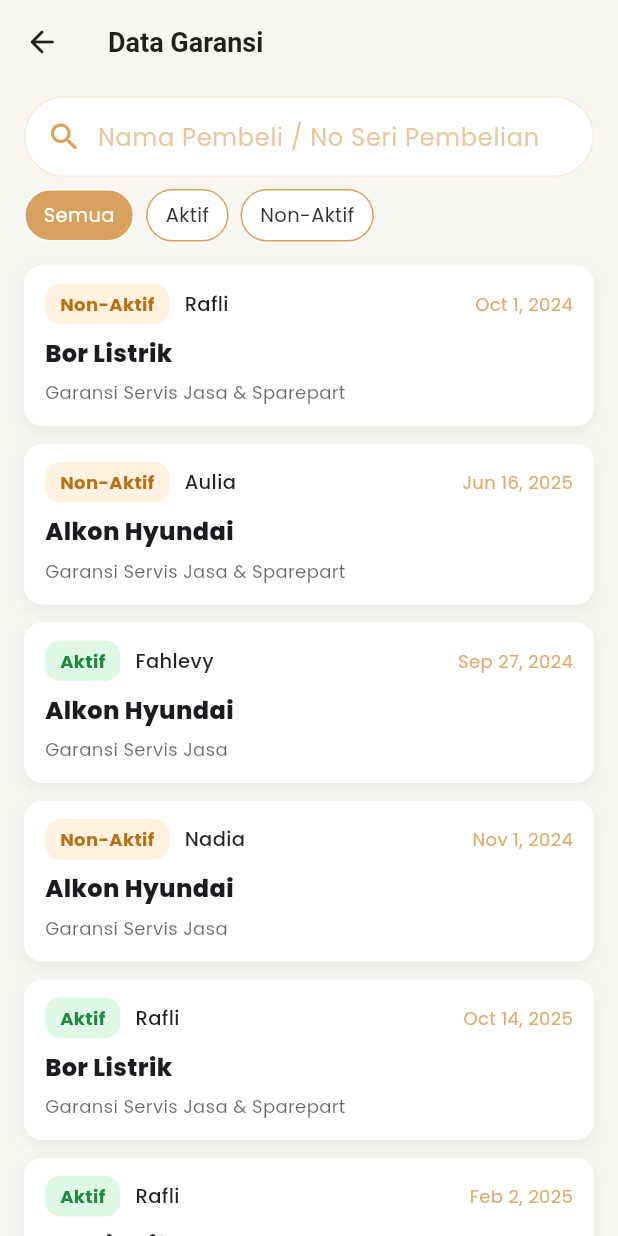
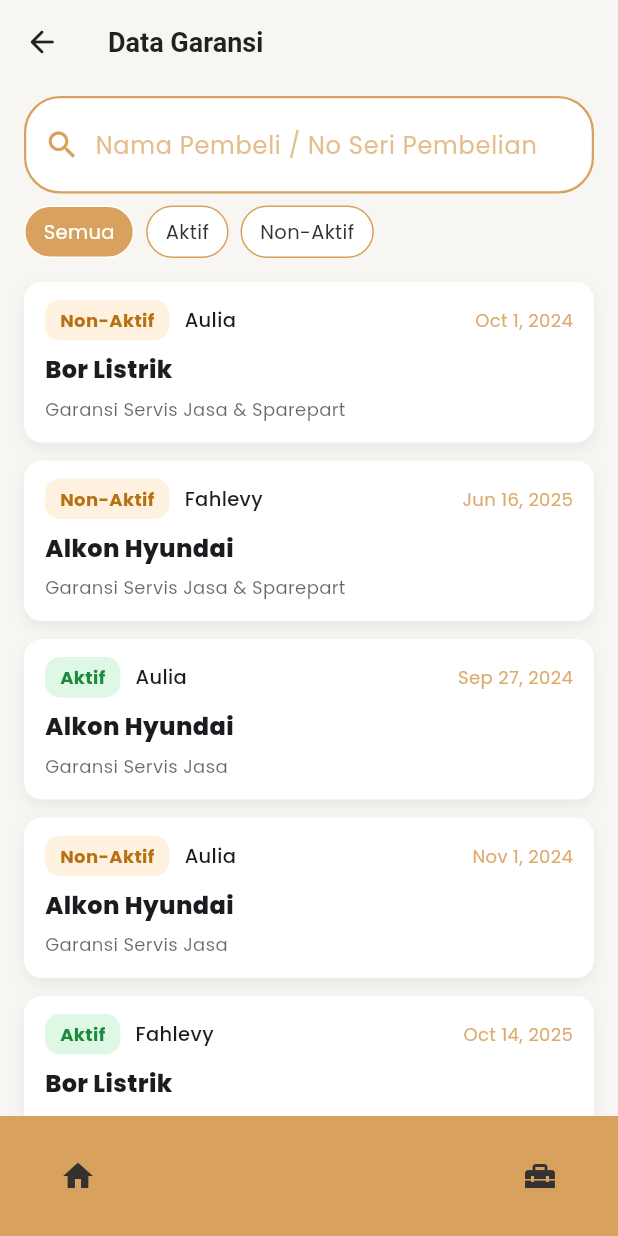
Before and after one commit to wahabsyahranie/ptkita, a Flutter app: the DataGaransiPage screen opened directly, on a phone screen of 412 x 824 dp. Run offline on Flutter 3.47's test engine with Material 3 defaults, Android fonts, the phone set to English and light mode, and no system bars; project files that could hold a hidden picture were left out.

Commit message:
komentar search bar

```diff
--- a/lib/pages/warranty_history_page.dart
+++ b/lib/pages/warranty_history_page.dart
@@ -1,12 +1,9 @@
 import 'dart:math';
 import 'package:flutter/material.dart';
 import 'package:flutter_kita/styles/colors.dart';
+import 'package:flutter_kita/widget/navigation_bottom_widget.dart';
+import 'package:flutter_kita/widget/search_bar_widget.dart';
 
-/// Data Garansi page
-/// - Search bar
-/// - Filter (All / Aktif / Non-Aktif)
-/// - Kartu garansi versi baru (badge sejajar nama, tanggal kanan)
-/// - Pull-to-refresh & random data (sementara)
 class DataGaransiPage extends StatefulWidget {
   const DataGaransiPage({super.key});
 
@@ -17,7 +14,7 @@ class DataGaransiPage extends StatefulWidget {
 class _DataGaransiPageState extends State<DataGaransiPage> {
   final TextEditingController _search = TextEditingController();
   List<Map<String, dynamic>> _items = [];
-  String _statusFilter = 'all'; // 'all' | 'active' | 'non'
+  String _statusFilter = 'all'; // all | active | non
 
   @override
   void initState() {
@@ -42,21 +39,25 @@ class _DataGaransiPageState extends State<DataGaransiPage> {
   Widget build(BuildContext context) {
     const pageBg = Color(0xFFF7F6F3);
     final query = _search.text.trim().toLowerCase();
+
     final filtered = _items.where((e) {
       if (query.isNotEmpty) {
         final qmatch =
-            (e['buyer'] as String).toLowerCase().contains(query) ||
-            (e['product'] as String).toLowerCase().contains(query) ||
-            (e['serial'] as String).toLowerCase().contains(query);
+            e['buyer'].toString().toLowerCase().contains(query) ||
+            e['product'].toString().toLowerCase().contains(query) ||
+            e['serial'].toString().toLowerCase().contains(query);
         if (!qmatch) return false;
       }
-      if (_statusFilter == 'active') return (e['active'] as bool) == true;
-      if (_statusFilter == 'non') return (e['active'] as bool) == false;
+
+      if (_statusFilter == 'active') return e['active'] == true;
+      if (_statusFilter == 'non') return e['active'] == false;
+
       return true; // all
     }).toList();
 
     return Scaffold(
       backgroundColor: pageBg,
+
       appBar: AppBar(
         title: const Text('Data Garansi'),
         backgroundColor: pageBg,
@@ -73,19 +74,21 @@ class _DataGaransiPageState extends State<DataGaransiPage> {
           onPressed: () => Navigator.maybePop(context),
         ),
       ),
+
       body: SafeArea(
         child: Column(
           children: [
-            // Search bar
+            // 🔍 Search Bar — sudah memakai widget global
             Padding(
               padding: const EdgeInsets.fromLTRB(16, 8, 16, 8),
-              child: _SearchBar(
+              child: SearchBarWidget(
                 controller: _search,
+                hintText: 'Nama Pembeli / No Seri Pembelian',
                 onChanged: () => setState(() {}),
               ),
             ),
 
-            // Filter chips (All / Aktif / Non-Aktif)
+            // 🔘 Filter Chips
             Padding(
               padding: const EdgeInsets.fromLTRB(16, 0, 16, 8),
               child: Row(
@@ -111,7 +114,7 @@ class _DataGaransiPageState extends State<DataGaransiPage> {
               ),
             ),
 
-            // list
+            // 📄 List Data
             Expanded(
               child: RefreshIndicator(
                 onRefresh: _onRefresh,
@@ -140,67 +143,23 @@ class _DataGaransiPageState extends State<DataGaransiPage> {
           ],
         ),
       ),
+
+      // 🟫 Bottom Navigation — sudah pakai widget global
+      bottomNavigationBar: const NavigationBottomWidget(),
     );
   }
 }
 
-/// Search bar widget (keadaan stateless; parent memaksa rebuild)
-class _SearchBar extends StatelessWidget {
-  const _SearchBar({required this.controller, required this.onChanged});
-  final TextEditingController controller;
-  final VoidCallback onChanged;
-
-  @override
-  Widget build(BuildContext context) {
-    return Container(
-      padding: const EdgeInsets.symmetric(horizontal: 14, vertical: 10),
-      decoration: BoxDecoration(
-        color: MyColors.white,
-        borderRadius: BorderRadius.circular(28),
-        border: Border.all(color: MyColors.secondary.withOpacity(0.22)),
-      ),
-      child: Row(
-        children: [
-          Icon(Icons.search_rounded, color: MyColors.secondary),
-          const SizedBox(width: 10),
-          Expanded(
-            child: TextField(
-              controller: controller,
-              onChanged: (_) => onChanged(),
-              decoration: InputDecoration(
-                hintText: 'Nama Pembeli / No Seri Pembelian',
-                hintStyle: TextStyle(
-                  color: MyColors.secondary.withOpacity(0.6),
-                ),
-                border: InputBorder.none,
-                isDense: true,
-              ),
-            ),
-          ),
-          if (controller.text.isNotEmpty)
-            GestureDetector(
-              onTap: () {
-                controller.clear();
-                onChanged();
-              },
-              child: Icon(
-                Icons.close_rounded,
-                color: MyColors.secondary.withOpacity(0.7),
-              ),
-            ),
-        ],
-      ),
-    );
-  }
-}
-
-/// small toggle-like chip button
+/* =========================
+   Filter Chip
+   ========================= */
 class _FilterChipButton extends StatelessWidget {
   const _FilterChipButton({
     required this.label,
     required this.active,
     required this.onTap,
   });
+
   final String label;
   final bool active;
   final VoidCallback onTap;
@@ -232,9 +191,7 @@ class _FilterChipButton extends StatelessWidget {
 }
 
 /* =========================
-   Card widget (badge aligned with buyer name)
-   - top row: badge | buyer (left) --- date (right)
-   - below: product (bold) and subtitle
+   Card Garansi
    ========================= */
 class _DataGaransiCard extends StatelessWidget {
   const _DataGaransiCard({required this.data});
@@ -242,18 +199,16 @@ class _DataGaransiCard extends StatelessWidget {
 
   @override
   Widget build(BuildContext context) {
-    final bool active = data['active'] as bool;
-    final dateText = data['dateText'] as String;
+    final active = data['active'] as bool;
     final buyer = data['buyer'] as String;
     final product = data['product'] as String;
+    final dateText = data['dateText'] as String;
 
     return Material(
       color: Colors.transparent,
       child: InkWell(
         borderRadius: BorderRadius.circular(12),
-        onTap: () {
-          // TODO: Navigator.push to detail page (pass data)
-        },
+        onTap: () {},
         child: Container(
           decoration: BoxDecoration(
             color: MyColors.white,
@@ -271,7 +226,7 @@ class _DataGaransiCard extends StatelessWidget {
             child: Column(
               crossAxisAlignment: CrossAxisAlignment.start,
               children: [
-                // top row: badge + buyer + date
+                // 🔘 Badge + Buyer + Tanggal
                 Row(
                   crossAxisAlignment: CrossAxisAlignment.center,
                   children: [
@@ -283,7 +238,6 @@ class _DataGaransiCard extends StatelessWidget {
                         style: const TextStyle(
                           fontSize: 13,
                           fontWeight: FontWeight.w500,
-                          color: Colors.black87,
                         ),
                       ),
                     ),
@@ -300,7 +254,6 @@ class _DataGaransiCard extends StatelessWidget {
 
                 const SizedBox(height: 8),
 
-                // product title
                 Text(
                   product,
                   style: const TextStyle(
@@ -311,9 +264,8 @@ class _DataGaransiCard extends StatelessWidget {
 
                 const SizedBox(height: 6),
 
-                // subtitle
                 Text(
-                  data['subtitle'] as String,
+                  data['subtitle'],
                   style: TextStyle(
                     fontSize: 12,
                     color: Colors.black.withOpacity(0.6),
@@ -328,7 +280,9 @@ class _DataGaransiCard extends StatelessWidget {
   }
 }
 
-/// mini badge (same as before)
+/* =========================
+   Badge status
+   ========================= */
 class _MiniBadge extends StatelessWidget {
   const _MiniBadge({required this.active});
   final bool active;
@@ -354,18 +308,12 @@ class _MiniBadge extends StatelessWidget {
 }
 
 /* =========================
-   Dummy generator (only allowed subtitle values)
+   Dummy generator
    ========================= */
 List<Map<String, dynamic>> _generateRandomData(int count) {
   final rnd = Random();
-  final buyers = [
-    'Abdul Muhgni',
-    'Fahlevy',
-    'Rafli',
-    'Aulia',
-    'Nadia',
-    'Bintang',
-  ];
+
+  final buyers = ['Abdul Muhgni', 'Fahlevy', 'Rafli', 'Aulia', 'Nadia'];
   final products = [
     'Alkon Hyundai',
     'Bor Listrik',
@@ -399,6 +347,7 @@ List<Map<String, dynamic>> _generateRandomData(int count) {
   return List.generate(count, (_) {
     final d = DateTime.now().subtract(Duration(days: rnd.nextInt(1000)));
     final active = rnd.nextBool();
+
     return {
       'buyer': buyers[rnd.nextInt(buyers.length)],
       'product': products[rnd.nextInt(products.length)],
--- a/lib/widget/navigation_bottom_widget.dart
+++ b/lib/widget/navigation_bottom_widget.dart
@@ -1,15 +1,13 @@
+import 'dart:nativewrappers/_internal/vm/lib/ffi_allocation_patch.dart';
+
 import 'package:flutter/material.dart';
 import 'package:flutter_kita/styles/colors.dart';
 
 class NavigationBottomWidget extends StatelessWidget {
   final int activeIndex;
-  final ValueChanged<int> onTap;
+  final ValueChanged<int>? onTap;
 
-  const NavigationBottomWidget({
-    super.key,
-    required this.activeIndex,
-    required this.onTap,
-  });
+  const NavigationBottomWidget({super.key, this.activeIndex = 0, this.onTap});
 
   @override
   Widget build(BuildContext context) {
@@ -25,7 +23,7 @@ class NavigationBottomWidget extends StatelessWidget {
           children: [
             // Left icon (index 0)
             IconButton(
-              onPressed: () => onTap(0),
+              onPressed: () => onTap?.call(0),
               icon: Icon(Icons.home, color: MyColors.background),
             ),
 
@@ -34,7 +32,7 @@ class NavigationBottomWidget extends StatelessWidget {
               children: [
                 // Right-of-center icon (index 2)
                 IconButton(
-                  onPressed: () => onTap(2),
+                  onPressed: () => onTap?.call(2),
                   icon: Icon(
                     Icons.home_repair_service,
                     color: MyColors.background,
--- a/lib/widget/search_bar_widget.dart
+++ b/lib/widget/search_bar_widget.dart
@@ -2,22 +2,36 @@ import 'package:flutter/material.dart';
 import 'package:flutter_kita/styles/colors.dart';
 
 class SearchBarWidget extends StatelessWidget {
-  const SearchBarWidget({super.key});
+  const SearchBarWidget({
+    super.key,
+    required this.controller,
+    required this.onChanged,
+    this.hintText = 'Cari sesuatu...',
+  });
+
+  final TextEditingController controller;
+  final VoidCallback onChanged;
+  final String hintText;
 
   @override
   Widget build(BuildContext context) {
     return Container(
-      padding: EdgeInsets.symmetric(horizontal: 12, vertical: 7),
+      padding: const EdgeInsets.symmetric(horizontal: 12, vertical: 7),
       decoration: BoxDecoration(
         borderRadius: BorderRadius.circular(24),
         border: Border.all(color: MyColors.secondary, width: 1.5),
+        color: Colors.white,
       ),
       child: Row(
         children: [
           Icon(Icons.search, color: MyColors.secondary),
           const SizedBox(width: 10),
+
+          // TEXTFIELD
           Expanded(
             child: TextField(
+              controller: controller,
+              onChanged: (_) => onChanged(),
               style: TextStyle(
                 color: MyColors.secondary,
                 fontWeight: FontWeight.w400,
@@ -25,7 +39,7 @@ class SearchBarWidget extends StatelessWidget {
               ),
               cursorColor: MyColors.secondary,
               decoration: InputDecoration(
-                hintText: 'Cari sesuatu...',
+                hintText: hintText,
                 hintStyle: TextStyle(
                   color: MyColors.secondary.withOpacity(0.7),
                   fontSize: 16,
@@ -34,6 +48,19 @@ class SearchBarWidget extends StatelessWidget {
               ),
             ),
           ),
+
+          // CLEAR BUTTON
+          if (controller.text.isNotEmpty)
+            GestureDetector(
+              onTap: () {
+                controller.clear();
+                onChanged();
+              },
+              child: Icon(
+                Icons.close_rounded,
+                color: MyColors.secondary.withOpacity(0.7),
+              ),
+            ),
         ],
       ),
     );
```
